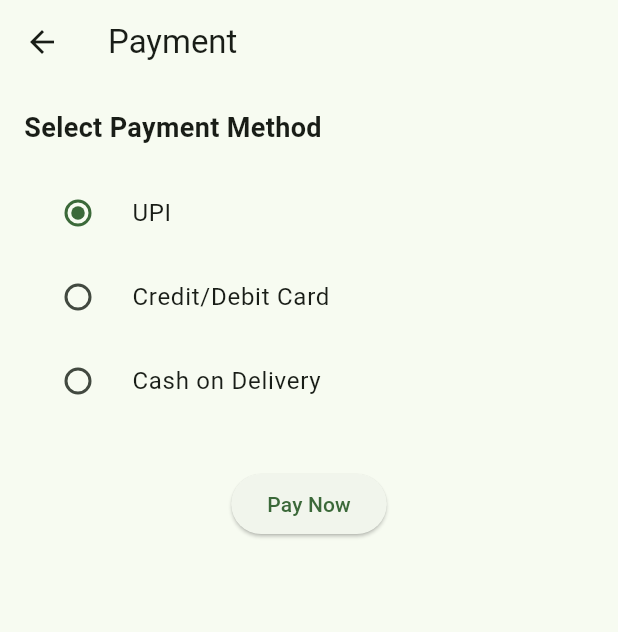
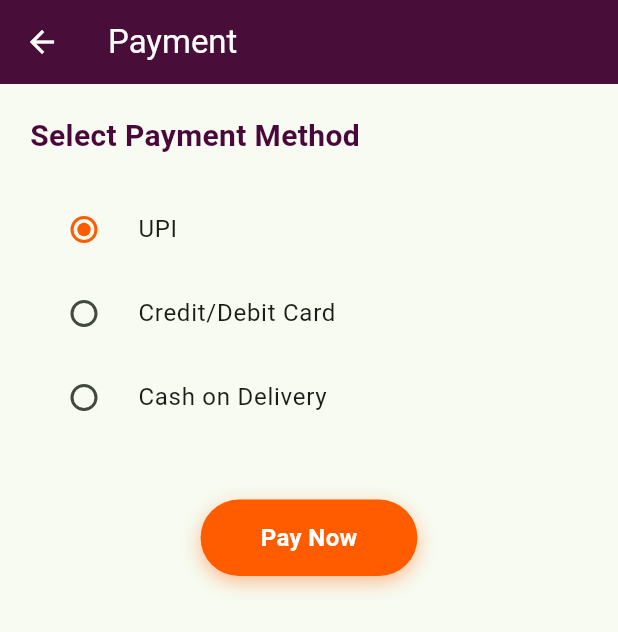
Before and after one commit to kasheekeswani/SeedhaBazaar, a Flutter app: the PaymentPage screen opened by its route, on a phone screen of 412 x 824 dp. Shown: the top 632 px of the screen. Run offline on Flutter 3.47's test engine with Material 3 defaults, Android fonts, the phone set to English and light mode, and no system bars; missing offline and left inert: razorpay_flutter; network calls fail; Roboto replaces fonts that are missing (Poppins).

```diff
--- a/lib/pages/payment_page.dart
+++ b/lib/pages/payment_page.dart
@@ -1,4 +1,5 @@
 import 'package:flutter/material.dart';
+import 'package:razorpay_flutter/razorpay_flutter.dart';
 
 class PaymentPage extends StatefulWidget {
   const PaymentPage({super.key});
@@ -8,74 +9,136 @@ class PaymentPage extends StatefulWidget {
 }
 
 class _PaymentPageState extends State<PaymentPage> {
+  late Razorpay _razorpay;
   String selectedMethod = 'UPI';
+
+  final Color plum = const Color(0xFF490839);
+  final Color orange = const Color(0xFFFF5C00);
+
+  @override
+  void initState() {
+    super.initState();
+    _razorpay = Razorpay();
+    _razorpay.on(Razorpay.EVENT_PAYMENT_SUCCESS, _handlePaymentSuccess);
+    _razorpay.on(Razorpay.EVENT_PAYMENT_ERROR, _handlePaymentError);
+    _razorpay.on(Razorpay.EVENT_EXTERNAL_WALLET, _handleExternalWallet);
+  }
+
+  @override
+  void dispose() {
+    _razorpay.clear();
+    super.dispose();
+  }
+
+  void _startPayment() {
+    var options = {
+      'key': 'rzp_test_1DP5mmOlF5G5ag', // replace with your Razorpay API key
+      'amount': 50000, // in paise = ₹500.00
+      'name': 'SeedhaBazaar',
+      'description': 'Order Payment',
+      'prefill': {
+        'contact': '9876543210',
+        'email': 'test@example.com',
+      },
+      'external': {
+        'wallets': ['paytm']
+      }
+    };
+
+    try {
+      _razorpay.open(options);
+    } catch (e) {
+      debugPrint('Error: $e');
+    }
+  }
+
+  void _handlePaymentSuccess(PaymentSuccessResponse response) {
+    _showDialog("Payment Successful", "Payment ID: ${response.paymentId}\nPayment is completed!");
+  }
+
+  void _handlePaymentError(PaymentFailureResponse response) {
+    _showDialog("Payment Failed", response.message ?? "Something went wrong.");
+  }
+
+  void _handleExternalWallet(ExternalWalletResponse response) {
+    _showDialog("External Wallet Selected", response.walletName ?? "");
+  }
+
+  void _showDialog(String title, String message) {
+    showDialog(
+      context: context,
+      builder: (_) => AlertDialog(
+        backgroundColor: Colors.white,
+        shape: RoundedRectangleBorder(borderRadius: BorderRadius.circular(12)),
+        title: Text(title, style: const TextStyle(fontFamily: 'Poppins')),
+        content: Text(message, style: const TextStyle(fontFamily: 'Poppins')),
+        actions: [
+          TextButton(
+            onPressed: () {
+              Navigator.pushNamedAndRemoveUntil(context, '/home', (route) => false);
+            },
+            child: Text("OK", style: TextStyle(color: orange, fontFamily: 'Poppins')),
+          )
+        ],
+      ),
+    );
+  }
 
   @override
   Widget build(BuildContext context) {
     return Scaffold(
-      appBar: AppBar(title: const Text("Payment")),
+      appBar: AppBar(
+        title: const Text("Payment", style: TextStyle(fontFamily: 'Poppins')),
+        backgroundColor: plum,
+        foregroundColor: Colors.white,
+        elevation: 2,
+      ),
       body: Padding(
-        padding: const EdgeInsets.all(16),
+        padding: const EdgeInsets.all(20),
         child: Column(
           crossAxisAlignment: CrossAxisAlignment.start,
           children: [
-            const Text(
+            Text(
               "Select Payment Method",
-              style: TextStyle(fontSize: 18, fontWeight: FontWeight.bold),
+              style: TextStyle(
+                fontSize: 20,
+                fontWeight: FontWeight.bold,
+                fontFamily: 'Poppins',
+                color: plum,
+              ),
             ),
-            const SizedBox(height: 16),
-            RadioListTile(
-              value: 'UPI',
-              groupValue: selectedMethod,
-              title: const Text("UPI"),
-              onChanged: (value) {
-                setState(() {
-                  selectedMethod = value!;
-                });
-              },
-            ),
-            RadioListTile(
-              value: 'Credit/Debit Card',
-              groupValue: selectedMethod,
-              title: const Text("Credit/Debit Card"),
-              onChanged: (value) {
-                setState(() {
-                  selectedMethod = value!;
-                });
-              },
-            ),
-            RadioListTile(
-              value: 'Cash on Delivery',
-              groupValue: selectedMethod,
-              title: const Text("Cash on Delivery"),
-              onChanged: (value) {
-                setState(() {
-                  selectedMethod = value!;
-                });
-              },
-            ),
-            const SizedBox(height: 30),
+            const SizedBox(height: 20),
+            _buildPaymentOption("UPI"),
+            _buildPaymentOption("Credit/Debit Card"),
+            _buildPaymentOption("Cash on Delivery"),
+            const SizedBox(height: 40),
             Center(
-              child: ElevatedButton(
-                onPressed: () {
-                  showDialog(
-                    context: context,
-                    builder: (_) => AlertDialog(
-                      title: const Text("Payment Successful"),
-                      content: Text("You selected: $selectedMethod\nOrder placed!"),
-                      actions: [
-                        TextButton(
-                          onPressed: () {
-                            Navigator.pushNamedAndRemoveUntil(
-                                context, '/home', (route) => false);
-                          },
-                          child: const Text("OK"),
-                        )
-                      ],
+              child: GestureDetector(
+                onTap: _startPayment,
+                child: AnimatedContainer(
+                  duration: const Duration(milliseconds: 200),
+                  padding: const EdgeInsets.symmetric(horizontal: 40, vertical: 14),
+                  decoration: BoxDecoration(
+                    color: orange,
+                    borderRadius: BorderRadius.circular(30),
+                    boxShadow: [
+                      BoxShadow(
+                        color: orange.withOpacity(0.4),
+                        blurRadius: 10,
+                        offset: const Offset(0, 4),
+                      ),
+                    ],
+                  ),
+                  child: const Text(
+                    "Pay Now",
+                    style: TextStyle(
+                      color: Colors.white,
+                      fontSize: 16,
+                      fontWeight: FontWeight.w600,
+                      fontFamily: 'Poppins',
                     ),
-                  );
-                },
-                child: const Text("Pay Now"),
+                  ),
+                ),
               ),
             ),
           ],
@@ -83,4 +146,15 @@ class _PaymentPageState extends State<PaymentPage> {
       ),
     );
   }
+
+  Widget _buildPaymentOption(String method) {
+    return RadioListTile<String>(
+      value: method,
+      groupValue: selectedMethod,
+      onChanged: (value) => setState(() => selectedMethod = value!),
+      activeColor: orange,
+      title: Text(method, style: const TextStyle(fontFamily: 'Poppins')),
+      shape: RoundedRectangleBorder(borderRadius: BorderRadius.circular(12)),
+    );
+  }
 }
```
Also changed, not shown: assets/products.json (added, +92 -0 lines), lib/home_page.dart (+36 -32 lines), lib/routes.dart (+7 -2 lines), lib/widgets/negotiation_widget.dart (added, +117 -0 lines), pubspec.yaml (+6 -67 lines).
